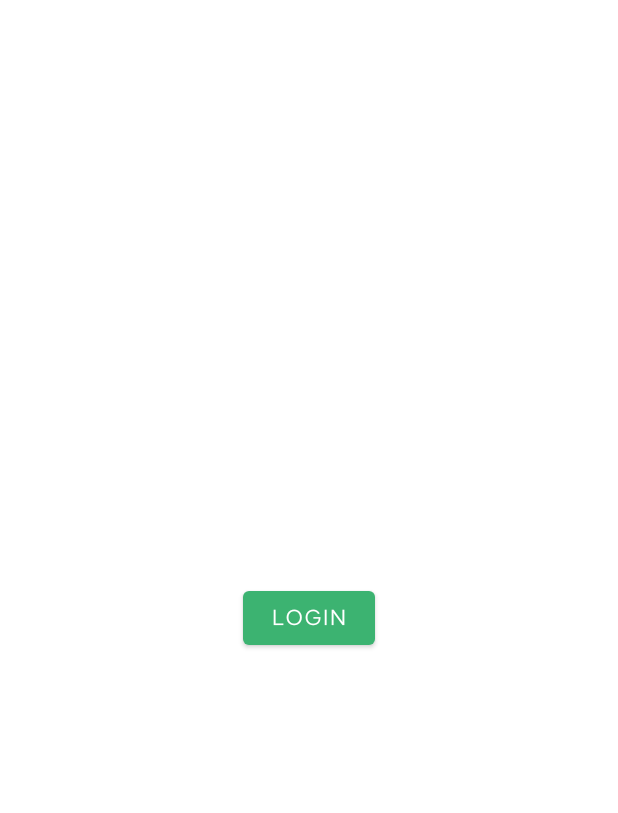
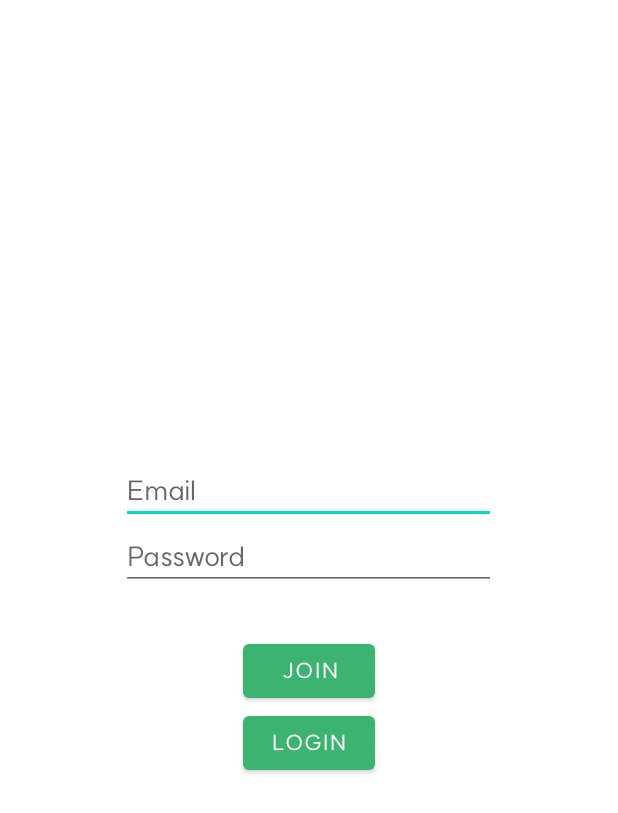
Before and after one commit to yeono000/madProject1, an Android app: the screen it shows after launch (LoginActivity), on a phone screen of 412 x 824 dp. Shown: the top 813 px of the screen. Run offline under Robolectric (Android 15) with nearby library versions, the phone set to English and light mode, and no system bars; our stand-ins replace Firebase (no records; nobody signed in at launch, a user with empty details on screens opened directly).

Commit message:
game init

```diff
--- a/app/src/main/java/com/yeono/madproject1/LoginActivity.kt
+++ b/app/src/main/java/com/yeono/madproject1/LoginActivity.kt
@@ -11,30 +11,58 @@ import com.google.firebase.auth.FirebaseAuth
 import com.google.firebase.auth.FirebaseUser
 import com.google.firebase.auth.ktx.auth
 import com.google.firebase.ktx.Firebase
+import com.yeono.madproject1.databinding.ActivityLoginBinding
+import com.yeono.madproject1.databinding.ActivityMainBinding
 
 class LoginActivity : AppCompatActivity() {
     private lateinit var auth: FirebaseAuth
+    private lateinit var binding: ActivityLoginBinding
     override fun onCreate(savedInstanceState: Bundle?) {
         super.onCreate(savedInstanceState)
+        binding = ActivityLoginBinding.inflate(layoutInflater)
         setContentView(R.layout.activity_login)
         supportActionBar?.hide()
+
         auth = Firebase.auth
-        val currentUser = auth.currentUser
+        var currentUser = auth.currentUser
         if (currentUser == null){
-            val loginButton = findViewById<Button>(R.id.login_button)
-            loginButton.setOnClickListener{
-                auth.signInAnonymously()
+            val email = binding.emailArea.text.toString()
+            val password = binding.passwordArea.text.toString()
+            binding.joinButton.setOnClickListener{
+                auth.createUserWithEmailAndPassword(email, password)
                     .addOnCompleteListener(this) { task ->
                         if (task.isSuccessful) {
+                            // Sign in success, update UI with the signed-in user's information
+                            Log.d("join", "createUserWithEmail:success")
                             val user = auth.currentUser
                             updateUI(user)
                         } else {
+                            // If sign in fails, display a message to the user.
+                            Log.w("join", "createUserWithEmail:failure", task.exception)
                             Toast.makeText(
                                 baseContext,
                                 "Authentication failed.",
                                 Toast.LENGTH_SHORT,
                             ).show()
-                        updateUI(null)
+                        }
+                    }
+            }
+            binding.loginButton.setOnClickListener{
+                auth.signInWithEmailAndPassword(email, password)
+                    .addOnCompleteListener(this) { task ->
+                        if (task.isSuccessful) {
+                            // Sign in success, update UI with the signed-in user's information
+                            Log.d("login", "signInWithEmail:success")
+                            val user = auth.currentUser
+                            updateUI(user)
+                        } else {
+                            // If sign in fails, display a message to the user.
+                            Log.w("login", "signInWithEmail:failure", task.exception)
+                            Toast.makeText(
+                                baseContext,
+                                "Authentication failed.",
+                                Toast.LENGTH_SHORT,
+                            ).show()
                         }
                     }
             }
--- a/app/src/main/java/com/yeono/madproject1/MainActivity.kt
+++ b/app/src/main/java/com/yeono/madproject1/MainActivity.kt
@@ -27,7 +27,7 @@ class MainActivity : AppCompatActivity() {
         val navController = findNavController(R.id.nav_host_fragment_activity_main)
         val appBarConfiguration = AppBarConfiguration(
             setOf(
-                R.id.navigation_contact, R.id.navigation_dashboard, R.id.navigation_notifications
+                R.id.navigation_contact, R.id.navigation_dashboard, R.id.navigation_game
             )
         )
         setupActionBarWithNavController(navController, appBarConfiguration)
@@ -50,12 +50,12 @@ class MainActivity : AppCompatActivity() {
                     navController.navigate(R.id.navigation_dashboard)
 
                 }
-                R.id.navigation_notifications -> {
+                R.id.navigation_game -> {
                     navController.popBackStack(
                         navController.graph.startDestinationId,
                         true
                     )
-                    navController.navigate(R.id.navigation_notifications)
+                    navController.navigate(R.id.navigation_game)
                 }
             }
             true
--- a/app/src/main/java/com/yeono/madproject1/ui/notifications/NotificationsViewModel.kt
+++ b/app/src/main/java/com/yeono/madproject1/ui/game/GameViewModel.kt
@@ -4,7 +4,7 @@ import androidx.lifecycle.LiveData
 import androidx.lifecycle.MutableLiveData
 import androidx.lifecycle.ViewModel
 
-class NotificationsViewModel : ViewModel() {
+class GameViewModel : ViewModel() {
 
     private val _text = MutableLiveData<String>().apply {
         value = "This is notifications Fragment"
--- a/app/src/main/res/layout/activity_login.xml
+++ b/app/src/main/res/layout/activity_login.xml
@@ -5,15 +5,40 @@
     android:layout_width="match_parent"
     android:layout_height="match_parent"
     tools:context=".LoginActivity">
-
-    <Button
-        android:id="@+id/login_button"
-        android:text="login"
-        android:layout_width="wrap_content"
+    <LinearLayout
+        android:orientation="vertical"
+        android:layout_width="match_parent"
         android:layout_height="wrap_content"
         app:layout_constraintBottom_toBottomOf="parent"
         app:layout_constraintEnd_toEndOf="parent"
         app:layout_constraintStart_toStartOf="parent"
-        app:layout_constraintTop_toTopOf="parent"></Button>
+        app:layout_constraintTop_toTopOf="parent">
+        <EditText
+            android:id="@+id/emailArea"
+            android:hint="Email"
+            android:layout_gravity="center"
+            android:layout_width="250dp"
+            android:layout_height="wrap_content"></EditText>
+        <EditText
+            android:hint="Password"
+            android:id="@+id/passwordArea"
+            android:layout_gravity="center"
+            android:layout_width="250dp"
+            android:inputType="textPassword"
+            android:layout_height="wrap_content"></EditText>
+        <Button
+            android:layout_marginTop="30dp"
+            android:layout_gravity="center"
+            android:id="@+id/join_button"
+            android:text="join"
+            android:layout_width="wrap_content"
+            android:layout_height="wrap_content"></Button>
+        <Button
+            android:layout_gravity="center"
+            android:id="@+id/login_button"
+            android:text="login"
+            android:layout_width="wrap_content"
+            android:layout_height="wrap_content"></Button>
+    </LinearLayout>
 
 </androidx.constraintlayout.widget.ConstraintLayout>
--- a/app/src/main/res/menu/bottom_nav_menu.xml
+++ b/app/src/main/res/menu/bottom_nav_menu.xml
@@ -13,8 +13,8 @@
         android:title="Image" />
 
     <item
-        android:id="@+id/navigation_notifications"
+        android:id="@+id/navigation_game"
         android:icon="@drawable/ic_notifications_black_24dp"
-        android:title="Other" />
+        android:title="Game" />
 
 </menu>
```
Also changed, not shown: app/src/main/java/com/yeono/madproject1/ui/game/GameDataModel.kt (added, +42 -0 lines), app/src/main/java/com/yeono/madproject1/ui/game/GameFragment.kt (renamed from app/src/main/java/com/yeono/madproject1/ui/notifications/NotificationsFragment.kt, +6 -16 lines), app/src/main/java/com/yeono/madproject1/ui/game/PlayerDataModel.kt (added, +42 -0 lines), app/src/main/res/navigation/mobile_navigation.xml (+4 -4 lines), app/src/main/res/drawable/card1.png (added), app/src/main/res/drawable/card2.png (added), app/src/main/res/drawable/card3.png (added), app/src/main/res/drawable/card4.png (added), app/src/main/res/drawable/card5.png (added), app/src/main/res/drawable/card6.png (added), app/src/main/res/drawable/card7.png (added), app/src/main/res/drawable/card8.png (added), app/src/main/res/drawable/rule_card.png (added), app/src/main/res/layout/fragment_game.xml (renamed from app/src/main/res/layout/fragment_notifications.xml). Lines whose indentation alone changed are shown as unchanged.
